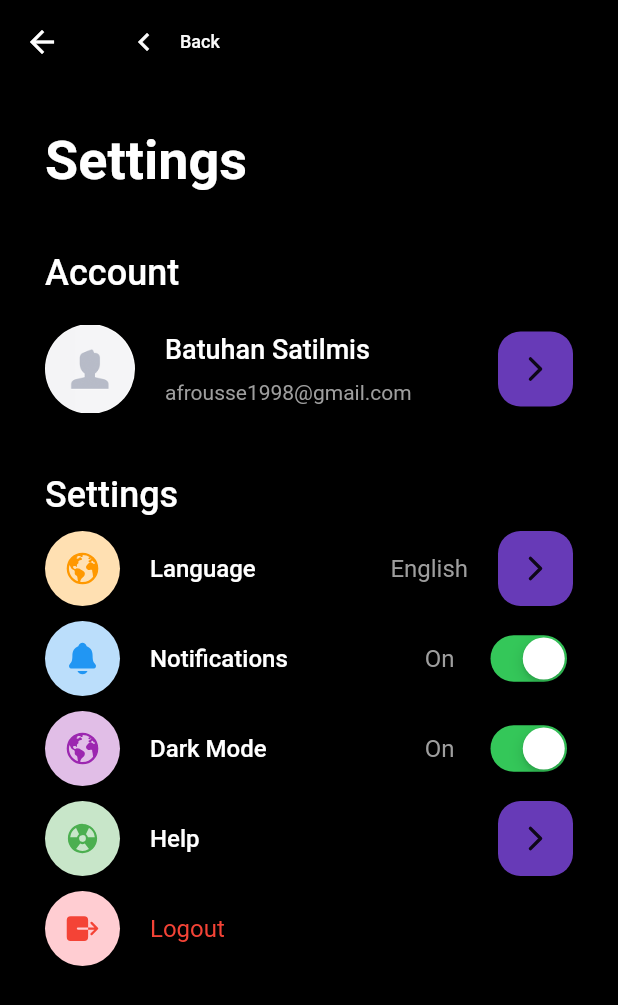
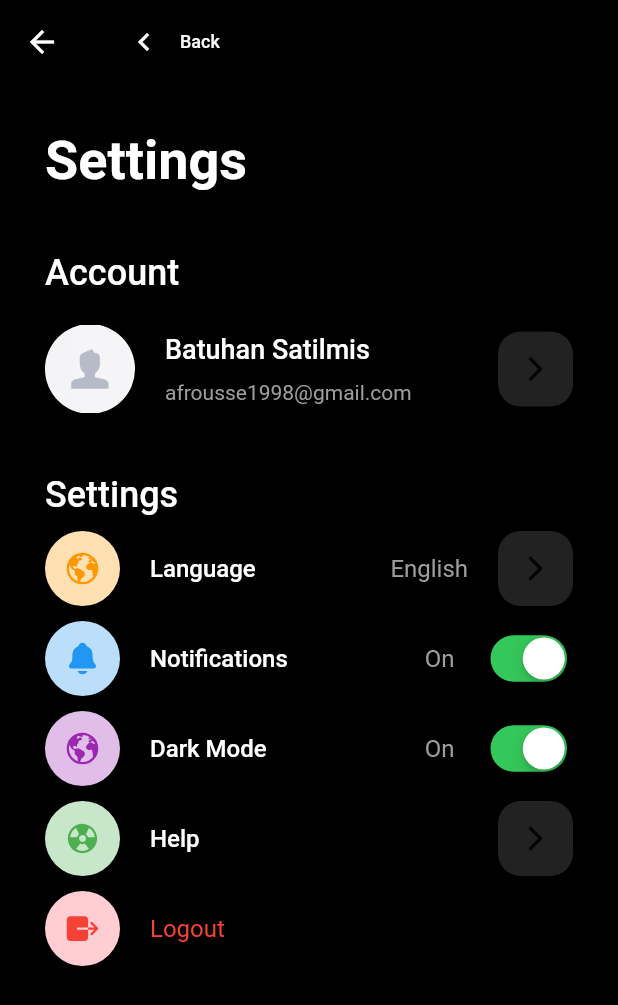
Before and after one commit to BatuhanSatilmis/Penny-Smart-Wallet, a Flutter app: the AccountScreen screen opened directly, on a phone screen of 412 x 824 dp. Shown: the top 1005 px of the screen. Run offline on Flutter 3.47's test engine with Material 2 defaults, Android fonts, the phone set to English and light mode, and no system bars; our stand-ins replace animate_do, hive, hive_flutter, ionicons, syncfusion_flutter_charts; accounts and stored records are empty.

Commit message:
add ✨ : forward_button update

```diff
--- a/penny_smart_wallet_app/lib/widgets/settings_widget/forward_button.dart
+++ b/penny_smart_wallet_app/lib/widgets/settings_widget/forward_button.dart
@@ -16,7 +16,7 @@ class ForwardButton extends StatelessWidget {
         width: 50,
         height: 50,
         decoration: BoxDecoration(
-          color: Colors.deepPurple,
+          color: const Color.fromARGB(255, 34, 34, 34),
           borderRadius: BorderRadius.circular(15),
         ),
         child: const Icon(Ionicons.chevron_forward_outline),
```
